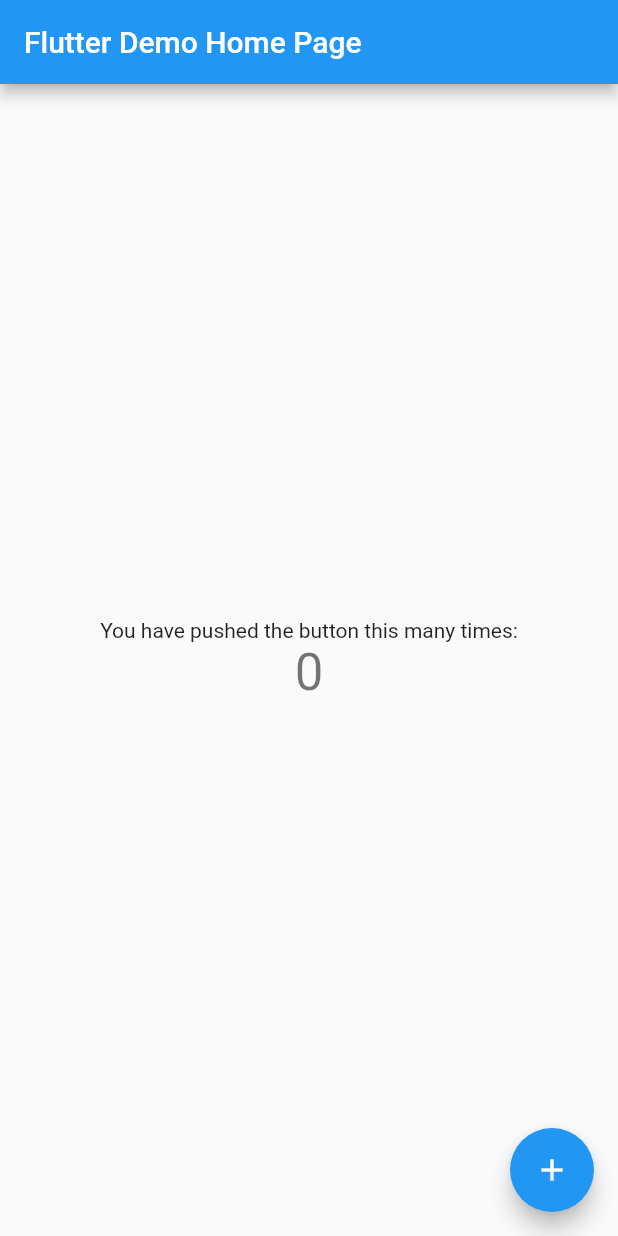
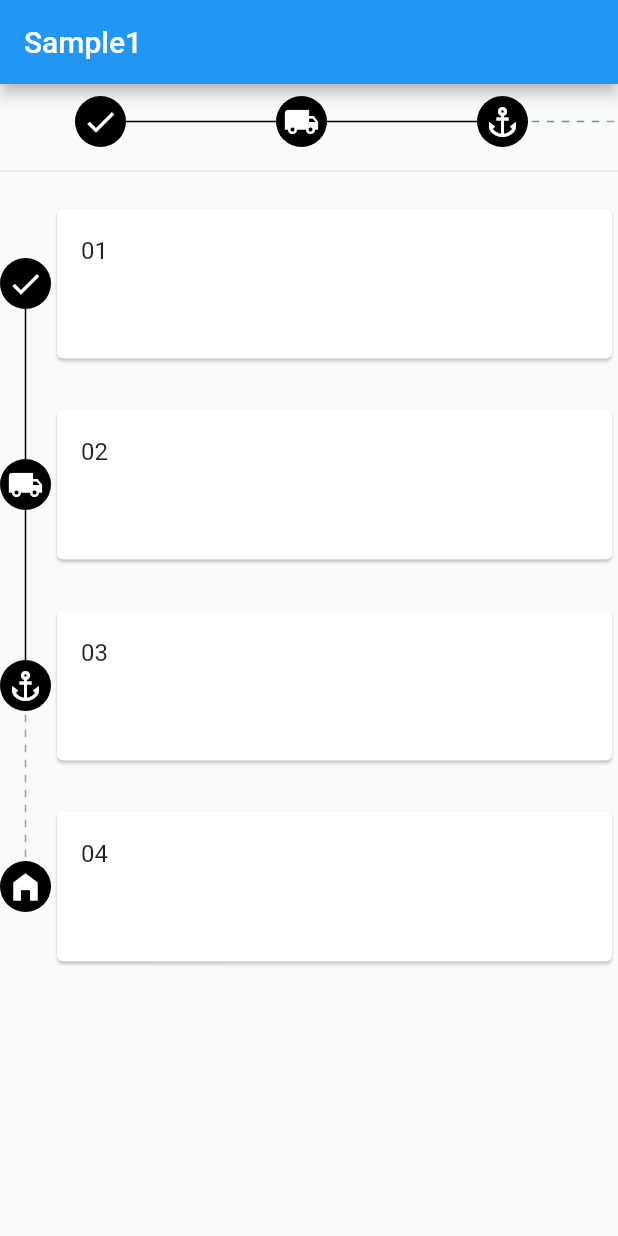
Before and after one commit to roticagas/flutter_timeline, a Flutter app: the screen it shows after launch, on a phone screen of 412 x 824 dp. Run offline on Flutter 3.47's test engine with Material 2 defaults, Android fonts, the phone set to English and light mode, and no system bars.

Commit message:
save timeline

```diff
--- a/lib/main.dart
+++ b/lib/main.dart
@@ -1,4 +1,7 @@
+import 'package:flutter/cupertino.dart';
 import 'package:flutter/material.dart';
+
+import 'timeline.dart';
 
 void main() {
   runApp(MyApp());
@@ -22,7 +25,8 @@
         // is not restarted.
         primarySwatch: Colors.blue,
       ),
-      home: MyHomePage(title: 'Flutter Demo Home Page'),
+      // home: MyHomePage(title: 'Flutter Demo Home Page'),
+      home: SampleTimeline(),
     );
   }
 }
--- /dev/null
+++ b/lib/timeline.dart
@@ -0,0 +1,271 @@
+import 'package:flutter/cupertino.dart';
+import 'package:flutter/material.dart';
+import 'package:flutter/widgets.dart';
+
+class Timeline {
+  final Widget content;
+  final Icon? icon;
+  final TimelineLine? beforeDot;
+  final TimelineLine? afterDot;
+
+  Timeline({required this.content, this.icon, this.beforeDot, this.afterDot});
+}
+
+class TimelineLine extends StatelessWidget {
+  final bool isDash;
+  final Color color;
+  final Axis axis;
+  final double size;
+  final double thickness;
+  static const dashSize = 5.0;
+
+  const TimelineLine({
+    Key? key,
+    this.isDash = false,
+    this.color = Colors.black,
+    this.axis = Axis.vertical,
+    this.size = 50,
+    this.thickness = 1,
+  }) : super(key: key);
+
+  @override
+  Widget build(BuildContext context) {
+    if (axis == Axis.vertical) {
+      if (!isDash) {
+        return Container(
+          width: thickness,
+          height: size,
+          decoration: BoxDecoration(
+            border: Border(
+              left: BorderSide(color: color),
+            ),
+          ),
+        );
+      } else {
+        return Container(
+          width: thickness,
+          height: size,
+          child: Flex(
+            direction: Axis.vertical,
+            mainAxisAlignment: MainAxisAlignment.spaceAround,
+            children: List.generate(
+              size ~/ (dashSize * 2),
+              (index) => SizedBox(
+                width: thickness,
+                height: dashSize,
+                child: DecoratedBox(
+                  decoration: BoxDecoration(color: color),
+                ),
+              ),
+            ),
+          ),
+        );
+      }
+    } else {
+      if (!isDash) {
+        return Container(
+          height: thickness,
+          width: size,
+          decoration: BoxDecoration(
+            border: Border(
+              top: BorderSide(color: color),
+            ),
+          ),
+        );
+      } else {
+        return Container(
+          height: thickness,
+          width: size,
+          child: Flex(
+            direction: Axis.horizontal,
+            mainAxisAlignment: MainAxisAlignment.spaceAround,
+            children: List.generate(
+              size ~/ (dashSize * 2),
+              (index) => SizedBox(
+                height: thickness,
+                width: dashSize,
+                child: DecoratedBox(
+                  decoration: BoxDecoration(color: color),
+                ),
+              ),
+            ),
+          ),
+        );
+      }
+    }
+  }
+}
+
+class VerticalTimelines extends StatelessWidget {
+  final List<Timeline> timelines;
+  final BoxDecoration? dotDecoration;
+  final Color lineColor;
+  final double lineSize;
+
+  const VerticalTimelines(
+      {Key? key,
+      required this.timelines,
+      this.dotDecoration,
+      this.lineColor = Colors.black,
+      this.lineSize = 50})
+      : super(key: key);
+
+  @override
+  Widget build(BuildContext context) {
+    return ListView.builder(
+      scrollDirection: Axis.vertical,
+      shrinkWrap: true,
+      itemCount: timelines.length,
+      itemBuilder: (context, index) {
+        var t = timelines[index];
+        var lineBeforeColor = index == 0 ? Colors.transparent : lineColor;
+        var lineAfterColor =
+            index >= timelines.length - 1 ? Colors.transparent : lineColor;
+        return Container(
+            child: Row(
+          children: [
+            Column(
+              mainAxisSize: MainAxisSize.max,
+              children: [
+                t.beforeDot ??
+                    TimelineLine(color: lineBeforeColor, size: lineSize),
+                Container(
+                  decoration: BoxDecoration(
+                    color: Colors.black,
+                    borderRadius: BorderRadius.circular(50),
+                  ).copyWith(
+                    backgroundBlendMode: dotDecoration?.backgroundBlendMode,
+                    border: dotDecoration?.border,
+                    borderRadius: dotDecoration?.borderRadius,
+                    boxShadow: dotDecoration?.boxShadow,
+                    color: dotDecoration?.color,
+                    gradient: dotDecoration?.gradient,
+                    image: dotDecoration?.image,
+                    shape: dotDecoration?.shape,
+                  ),
+                  padding: EdgeInsets.all(5),
+                  child: timelines[index].icon,
+                ),
+                t.afterDot ??
+                    TimelineLine(color: lineAfterColor, size: lineSize),
+              ],
+            ),
+            Expanded(child: timelines[index].content),
+          ],
+        ));
+      },
+    );
+  }
+}
+
+class HorizonTimelines extends StatelessWidget {
+  final List<Timeline> timelines;
+  final BoxDecoration? dotDecoration;
+  final Color lineColor;
+  final double lineSize;
+
+  const HorizonTimelines({
+    Key? key,
+    required this.timelines,
+    this.dotDecoration,
+    this.lineColor = Colors.black,
+    this.lineSize = 50,
+  }) : super(key: key);
+
+  @override
+  Widget build(BuildContext context) {
+    return ListView.builder(
+      scrollDirection: Axis.horizontal,
+      shrinkWrap: true,
+      itemCount: timelines.length,
+      itemBuilder: (context, index) {
+        var t = timelines[index];
+        var lineBeforeColor = index == 0 ? Colors.transparent : lineColor;
+        var lineAfterColor =
+            index >= timelines.length - 1 ? Colors.transparent : lineColor;
+        // return Container(width: 10, height: 10, color: Colors.amberAccent,);
+        return Container(
+            child: Row(
+              mainAxisSize: MainAxisSize.max,
+              children: [
+                t.beforeDot ??
+                    TimelineLine(
+                      color: lineBeforeColor,
+                      size: lineSize,
+                      axis: Axis.horizontal,
+                    ),
+                Container(
+                  decoration: BoxDecoration(
+                    color: Colors.black,
+                    borderRadius: BorderRadius.circular(50),
+                  ).copyWith(
+                    backgroundBlendMode: dotDecoration?.backgroundBlendMode,
+                    border: dotDecoration?.border,
+                    borderRadius: dotDecoration?.borderRadius,
+                    boxShadow: dotDecoration?.boxShadow,
+                    color: dotDecoration?.color,
+                    gradient: dotDecoration?.gradient,
+                    image: dotDecoration?.image,
+                    shape: dotDecoration?.shape,
+                  ),
+                  padding: EdgeInsets.all(5),
+                  child: timelines[index].icon,
+                ),
+                t.afterDot ??
+                    TimelineLine(
+                      color: lineAfterColor,
+                      size: lineSize,
+                      axis: Axis.horizontal,
+                    ),
+              ],
+            ));
+      },
+    );
+  }
+}
+
+
+class SampleTimeline extends StatelessWidget {
+  _content(String? text) {
+    return Card(child: Container(height: 100, child: ListTile(title: Text(text ?? ""))));
+  }
+
+  _icon(IconData icon) {
+    return Icon(icon, color: Colors.white);
+  }
+
+  @override
+  Widget build(BuildContext context) {
+    return Scaffold(
+      appBar: AppBar(title: Text("Sample1")),
+      body: Container(
+        child: Column(
+          children: [
+            Container(
+              height: 50,
+              child: HorizonTimelines(
+                dotDecoration: BoxDecoration(color: Colors.black),
+                timelines: [
+                  Timeline(content: _content("01"), icon: _icon(Icons.check)),
+                  Timeline(content: _content("02"), icon: _icon(Icons.local_shipping)),
+                  Timeline(content: _content("03"), icon: _icon(Icons.anchor), afterDot: TimelineLine(color: Colors.green, isDash: true, axis: Axis.horizontal,)),
+                  Timeline(content: _content("04"), icon: _icon(Icons.home_filled), beforeDot: TimelineLine(color: Colors.grey, isDash: true, axis: Axis.horizontal,)),
+                ],
+              ),
+            ),
+            Divider(),
+            VerticalTimelines(
+              dotDecoration: BoxDecoration(color: Colors.black),
+              timelines: [
+                Timeline(content: _content("01"), icon: _icon(Icons.check)),
+                Timeline(content: _content("02"), icon: _icon(Icons.local_shipping)),
+                Timeline(content: _content("03"), icon: _icon(Icons.anchor), afterDot: TimelineLine(color: Colors.grey, isDash: true,)),
+                Timeline(content: _content("04"), icon: _icon(Icons.home_filled), beforeDot: TimelineLine(color: Colors.grey, isDash: true,)),
+              ],
+            ),
+          ],
+        ),
+      ),
+    );
+  }
+}
```
